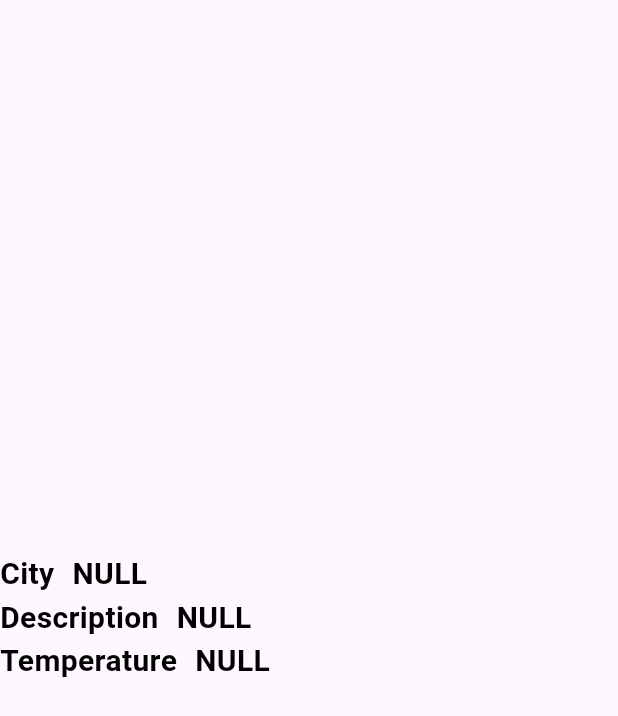
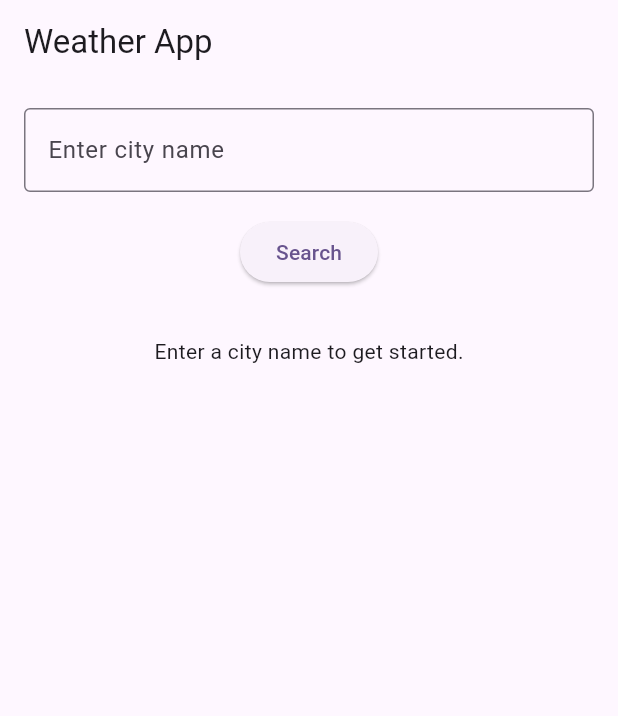
Before and after one commit to jamydevelop/Flutter-Weather-App-Bloc-02, a Flutter app: the screen it shows after launch, on a phone screen of 412 x 824 dp. Shown: the top 716 px of the screen. Run offline on Flutter 3.47's test engine with Material 3 defaults, Android fonts, the light colour scheme and no system bars; our stand-ins replace bloc, equatable, flutter_bloc.

Commit message:
Initial Bloc Functionalities

```diff
--- a/flutter_weather_app_bloc_02/lib/bloc/weather_bloc.dart
+++ b/flutter_weather_app_bloc_02/lib/bloc/weather_bloc.dart
@@ -1,5 +1,6 @@
 import 'package:bloc/bloc.dart';
 import 'package:equatable/equatable.dart';
+import 'package:flutter_weather_app_bloc_02/services/weather_service.dart';
 import 'package:meta/meta.dart';
 
 import 'package:flutter_weather_app_bloc_02/models/weather.dart';
@@ -7,8 +8,28 @@ import 'package:flutter_weather_app_bloc_02/models/weather.dart';
 part 'weather_event.dart';
 part 'weather_state.dart';
 
-class WeatherBloc extends Bloc<WeatherEvent, WeatherState> {
+class WeatherBloc extends Bloc<FetchWeatherEvent, WeatherState> {
+  final WeatherService _weatherService =
+      WeatherService(); // create service instance
+
   WeatherBloc() : super(WeatherBlocInitialState()) {
-    on<WeatherEvent>((event, emit) {});
+    on<GetWeatherEvent>((event, emit) async {
+      emit(WeatherBlocLoadingState()); // show loading
+
+      try {
+        // Fetch data from API using the city passed in event
+        final weatherJson = await _weatherService.fetchWeather(event.city);
+
+        // Convert raw JSON into Weather model
+        final weather = Weather.fromJson(weatherJson);
+
+        // Emit success state with weather data
+        emit(WeatherBlocSuccessState(weather));
+      } catch (e) {
+        // If something goes wrong, show failure state
+        print('ERROR: $e');
+        emit(WeatherBlocFailureState());
+      }
+    });
   }
 }
--- a/flutter_weather_app_bloc_02/lib/bloc/weather_event.dart
+++ b/flutter_weather_app_bloc_02/lib/bloc/weather_event.dart
@@ -1,4 +1,12 @@
 part of 'weather_bloc.dart';
 
 @immutable
-sealed class WeatherEvent {}
+sealed class FetchWeatherEvent {}
+
+/// This event gets triggered when the user enters a city name.
+/// It carries the city name to the BLoC.
+final class GetWeatherEvent extends FetchWeatherEvent {
+  final String city;
+
+  GetWeatherEvent(this.city);
+}
--- a/flutter_weather_app_bloc_02/lib/main.dart
+++ b/flutter_weather_app_bloc_02/lib/main.dart
@@ -1,5 +1,7 @@
 import 'package:flutter/material.dart';
+import 'package:flutter_bloc/flutter_bloc.dart';
 import 'package:flutter_weather_app_bloc_02/views/home_page.dart';
+import 'package:flutter_weather_app_bloc_02/bloc/weather_bloc.dart';
 
 void main() {
   runApp(const MyApp());
@@ -10,12 +12,16 @@ class MyApp extends StatelessWidget {
 
   @override
   Widget build(BuildContext context) {
-    return MaterialApp(
-      title: 'Flutter Demo',
-      theme: ThemeData(
-        colorScheme: ColorScheme.fromSeed(seedColor: Colors.deepPurple),
+    return BlocProvider(
+      // This makes WeatherBloc available to all child widgets
+      create: (context) => WeatherBloc(),
+      child: MaterialApp(
+        title: 'Weather App',
+        theme: ThemeData(
+          colorScheme: ColorScheme.fromSeed(seedColor: Colors.deepPurple),
+        ),
+        home: const HomePage(),
       ),
-      home: const HomePage(),
     );
   }
 }
--- a/flutter_weather_app_bloc_02/lib/models/weather.dart
+++ b/flutter_weather_app_bloc_02/lib/models/weather.dart
@@ -12,7 +12,7 @@ class Weather {
     return Weather(
       city: json['name'],
       description: json['weather'][0]['description'],
-      temperature: json['main']['temp'],
+      temperature: json['main']['temp'].toString(),
     );
   }
 }
--- a/flutter_weather_app_bloc_02/lib/views/home_page.dart
+++ b/flutter_weather_app_bloc_02/lib/views/home_page.dart
@@ -1,4 +1,6 @@
 import 'package:flutter/material.dart';
+import 'package:flutter_bloc/flutter_bloc.dart';
+import 'package:flutter_weather_app_bloc_02/bloc/weather_bloc.dart';
 
 class HomePage extends StatefulWidget {
   const HomePage({super.key});
@@ -8,80 +10,109 @@ class HomePage extends StatefulWidget {
 }
 
 class _HomePageState extends State<HomePage> {
+  final TextEditingController _controller = TextEditingController();
+
   @override
   Widget build(BuildContext context) {
     return Scaffold(
-      body: Column(
-        mainAxisAlignment: MainAxisAlignment.center,
-        crossAxisAlignment: CrossAxisAlignment.center,
+      appBar: AppBar(title: const Text('Weather App')),
+      body: Padding(
+        padding: const EdgeInsets.all(16.0),
+        child: Column(
           children: [
-          // C I T Y
+            // TEXT FIELD to enter city name
+            TextField(
+              controller: _controller,
+              decoration: const InputDecoration(
+                labelText: 'Enter city name',
+                border: OutlineInputBorder(),
+              ),
+            ),
+            const SizedBox(height: 16),
+
+            // SEARCH BUTTON
+            ElevatedButton(
+              onPressed: () {
+                final city = _controller.text.trim();
+                if (city.isNotEmpty) {
+                  context.read<WeatherBloc>().add(GetWeatherEvent(city));
+                }
+              },
+              child: const Text('Search'),
+            ),
+            const SizedBox(height: 32),
+
+            // UI CHANGES BASED ON WEATHER STATE
+            BlocBuilder<WeatherBloc, WeatherState>(
+              builder: (context, state) {
+                if (state is WeatherBlocLoadingState) {
+                  return const CircularProgressIndicator();
+                } else if (state is WeatherBlocSuccessState) {
+                  final weather = state.weather;
+                  return Column(
+                    crossAxisAlignment: CrossAxisAlignment.start,
+                    children: [
                       Row(
                         children: [
-              Text(
-                'City',
+                          const Text(
+                            'City: ',
                             style: TextStyle(
-                  color: Colors.black,
+                              fontWeight: FontWeight.bold,
                               fontSize: 20,
-                  fontWeight: FontWeight.w700,
                             ),
                           ),
-              SizedBox(width: 12),
                           Text(
-                'NULL',
-                style: TextStyle(
-                  color: Colors.black,
-                  fontSize: 20,
-                  fontWeight: FontWeight.w700,
-                ),
+                            weather.city,
+                            style: const TextStyle(fontSize: 20),
                           ),
                         ],
                       ),
-          // D E S C R I P T I O N
+                      const SizedBox(height: 8),
                       Row(
                         children: [
-              Text(
-                'Description',
+                          const Text(
+                            'Description: ',
                             style: TextStyle(
-                  color: Colors.black,
+                              fontWeight: FontWeight.bold,
                               fontSize: 20,
-                  fontWeight: FontWeight.w700,
                             ),
                           ),
-              SizedBox(width: 12),
                           Text(
-                'NULL',
-                style: TextStyle(
-                  color: Colors.black,
-                  fontSize: 20,
-                  fontWeight: FontWeight.w700,
-                ),
+                            weather.description,
+                            style: const TextStyle(fontSize: 20),
                           ),
                         ],
                       ),
-          // T E M P E R A T U R E
+                      const SizedBox(height: 8),
                       Row(
                         children: [
-              Text(
-                'Temperature',
+                          const Text(
+                            'Temperature: ',
                             style: TextStyle(
-                  color: Colors.black,
+                              fontWeight: FontWeight.bold,
                               fontSize: 20,
-                  fontWeight: FontWeight.w700,
                             ),
                           ),
-              SizedBox(width: 12),
                           Text(
-                'NULL',
-                style: TextStyle(
-                  color: Colors.black,
-                  fontSize: 20,
-                  fontWeight: FontWeight.w700,
-                ),
+                            '${weather.temperature} °F',
+                            style: const TextStyle(fontSize: 20),
                           ),
                         ],
                       ),
                     ],
+                  );
+                } else if (state is WeatherBlocFailureState) {
+                  return const Text(
+                    'Something went wrong. Try another city.',
+                    style: TextStyle(color: Colors.red),
+                  );
+                } else {
+                  return const Text('Enter a city name to get started.');
+                }
+              },
+            ),
+          ],
+        ),
       ),
     );
   }
```
Lines whose indentation alone changed are shown as unchanged.
